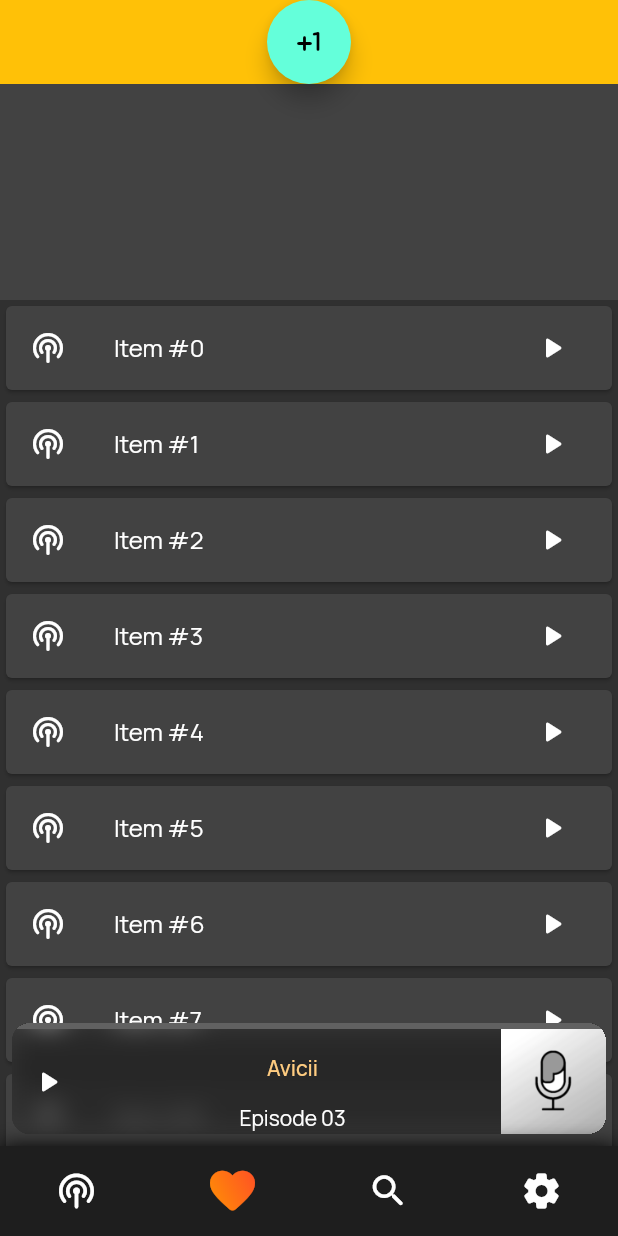
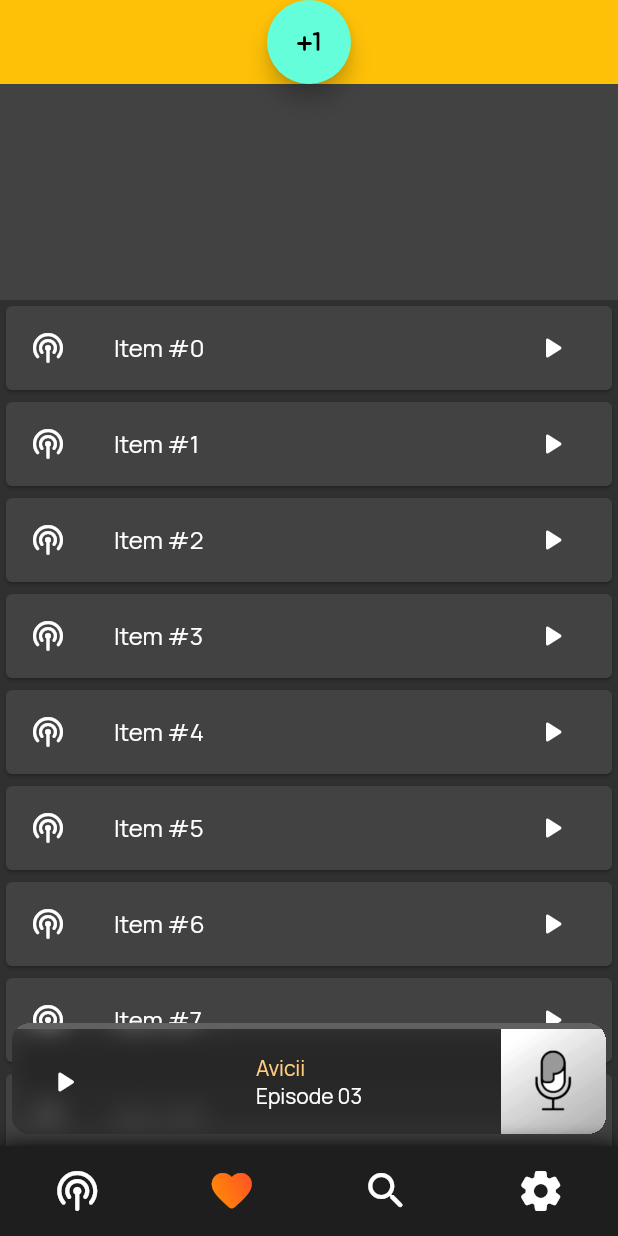
Before and after one commit to Sn8z/Poddr-Flutter, a Flutter app: the FavouritesPage screen opened by its route, on a phone screen of 412 x 824 dp. Run offline on Flutter 3.47's test engine with Material 2 defaults, Android fonts, the light colour scheme and no system bars; drawn by our look-alikes of cached_network_image; our stand-ins replace firebase_auth, firebase_core, flutter_riverpod, go_router, just_audio, just_audio_background and 1 more; missing offline and left inert: audio_session, podcast_search; accounts and stored records are empty; network calls fail; statements that could not run were skipped.

Commit message:
nav and player updates

```diff
--- a/lib/components/navigation/bottom_nav.dart
+++ b/lib/components/navigation/bottom_nav.dart
@@ -36,7 +36,7 @@ class BottomNav extends ConsumerWidget {
         children: menuItems.map((m) {
           final bool isActive = location == m.path;
           return IconButton(
-            iconSize: isActive ? 36 : 28,
+            iconSize: 32,
             tooltip: m.title,
             onPressed: () => _updateLocation(m.path),
             icon: isActive
--- a/lib/components/player/mobile_player.dart
+++ b/lib/components/player/mobile_player.dart
@@ -1,5 +1,6 @@
 import 'dart:ui';
 
+import 'package:cached_network_image/cached_network_image.dart';
 import 'package:flutter/material.dart';
 import 'package:flutter_riverpod/flutter_riverpod.dart';
 import 'package:go_router/go_router.dart';
@@ -16,6 +17,10 @@ class MobilePlayer extends ConsumerWidget {
     playerProgress = playerProgress.isNaN ? 0.0 : playerProgress;
     return Padding(
       padding: const EdgeInsets.all(8.0),
+      child: GestureDetector(
+        onTap: () {
+          context.push('/player');
+        },
         child: Container(
           decoration: BoxDecoration(
             color: Theme.of(context).brightness == Brightness.dark
@@ -43,7 +48,10 @@ class MobilePlayer extends ConsumerWidget {
                   mainAxisAlignment: MainAxisAlignment.spaceBetween,
                   crossAxisAlignment: CrossAxisAlignment.center,
                   children: [
-                  Stack(
+                    SizedBox(
+                      height: 70,
+                      width: 70,
+                      child: Stack(
                         alignment: Alignment.center,
                         children: [
                           player.isPlaying
@@ -64,35 +72,41 @@ class MobilePlayer extends ConsumerWidget {
                               child: const CircularProgressIndicator()),
                         ],
                       ),
+                    ),
                     Column(
+                      mainAxisAlignment: MainAxisAlignment.center,
+                      crossAxisAlignment: CrossAxisAlignment.start,
                       children: [
-                      TextButton(
-                        onPressed: () {
-                          context.goNamed('player');
-                        },
-                        child: Text(
+                        Text(
                           player.currentPodcast,
                           style: TextStyle(
                             color: Theme.of(context).primaryColor,
                           ),
                         ),
-                      ),
                         Text(player.currentEpisode),
                       ],
                     ),
-                  Image.asset(
-                    'assets/images/placeholder.png',
-                    fit: BoxFit.fitHeight,
+                    SizedBox(
                       height: 70,
+                      width: 70,
+                      child: CachedNetworkImage(
+                        imageUrl: player.imageUrl,
+                        fit: BoxFit.contain,
+                        errorWidget: (context, url, error) {
+                          return Image.asset('assets/images/placeholder.png');
+                        },
+                        placeholder: (context, url) {
+                          return const CircularProgressIndicator();
+                        },
                       ),
-
-                  // const FlutterLogo()
+                    ),
                   ],
                 ),
               ],
             ),
           ),
         ),
+      ),
     );
   }
 }
--- a/lib/pages/favourites.dart
+++ b/lib/pages/favourites.dart
@@ -1,18 +1,14 @@
 import 'package:flutter/material.dart';
+import 'package:flutter_riverpod/flutter_riverpod.dart';
 import 'package:poddr/components/base.dart';
 import 'package:poddr/components/header.dart';
 import 'package:poddr/helpers/breakpoints.dart';
 
-class FavouritesPage extends StatefulWidget {
+class FavouritesPage extends ConsumerWidget {
   const FavouritesPage({Key? key}) : super(key: key);
 
   @override
-  State<FavouritesPage> createState() => _FavouritesPageState();
-}
-
-class _FavouritesPageState extends State<FavouritesPage> {
-  @override
-  Widget build(BuildContext context) {
+  Widget build(BuildContext context, WidgetRef ref) {
     return BaseWidget(
       child: LayoutBuilder(builder: (context, constraints) {
         if (constraints.maxWidth > Breakpoints.tabletScreen) {
@@ -74,7 +70,7 @@ class _FavouritesPageState extends State<FavouritesPage> {
                     onPressed: () {
                       debugPrint('FAB clicked');
                     },
-                    child: Icon(Icons.plus_one_rounded),
+                    child: const Icon(Icons.plus_one_rounded),
                   ),
                 ),
                 expandedHeight: 200,
@@ -88,7 +84,7 @@ class _FavouritesPageState extends State<FavouritesPage> {
                         title: Text('Item #$index'),
                         trailing: IconButton(
                           onPressed: () {},
-                          icon: Icon(Icons.play_arrow_rounded),
+                          icon: const Icon(Icons.play_arrow_rounded),
                         ),
                       ),
                     );
--- a/lib/pages/podcast.dart
+++ b/lib/pages/podcast.dart
@@ -70,7 +70,8 @@ class PodcastWidget extends ConsumerWidget {
                           url: podcast.episodes?[index].contentUrl ?? "",
                           episode: podcast.episodes?[index].title ?? "",
                           podcast: podcast.episodes?[index].author ?? "",
-                          imageUrl: podcast.episodes?[index].imageUrl,
+                          imageUrl: podcast.episodes?[index].imageUrl ??
+                              podcast.image,
                         );
                   },
                 ),
--- a/lib/services/audio_service.dart
+++ b/lib/services/audio_service.dart
@@ -65,6 +65,7 @@ class PlaybackState {
       position: position ?? this.position,
       currentEpisode: currentEpisode ?? this.currentEpisode,
       currentPodcast: currentPodcast ?? this.currentPodcast,
+      imageUrl: imageUrl ?? this.imageUrl,
     );
   }
 }
@@ -188,6 +189,7 @@ class PlaybackNotifier extends StateNotifier<PlaybackState> {
   }
 
   void play() async {
+    debugPrint('AudioService playing');
     player.play();
   }
 
--- a/pubspec.yaml
+++ b/pubspec.yaml
@@ -15,7 +15,7 @@ publish_to: 'none' # Remove this line if you wish to publish to pub.dev
 # In iOS, build-name is used as CFBundleShortVersionString while build-number used as CFBundleVersion.
 # Read more about iOS versioning at
 # https://developer.apple.com/library/archive/documentation/General/Reference/InfoPlistKeyReference/Articles/CoreFoundationKeys.html
-version: 1.0.0+1
+version: 3.0.0+1
 
 environment:
   sdk: ">=2.17.1 <3.0.0"
@@ -47,6 +47,7 @@ dependencies:
   just_audio_windows: ^0.1.0
   just_audio_background: ^0.0.1-beta.7
   audio_session: ^0.1.10
+  cached_network_image: ^3.2.1
 
 dependency_overrides:
   dio: "4.0.4"
```
Also changed, not shown: lib/components/navigation/sidenav.dart (+10 -3 lines), lib/components/navigation/siderail.dart (+16 -4 lines), lib/pages/charts.dart (+28 -17 lines), lib/pages/player.dart (+56 -2 lines), lib/pages/search.dart (+15 -3 lines), lib/services/api_service.dart (+8 -1 lines), lib/services/router_service.dart (+17 -23 lines), pubspec.lock, 2 other files. Lines whose indentation alone changed are shown as unchanged.
